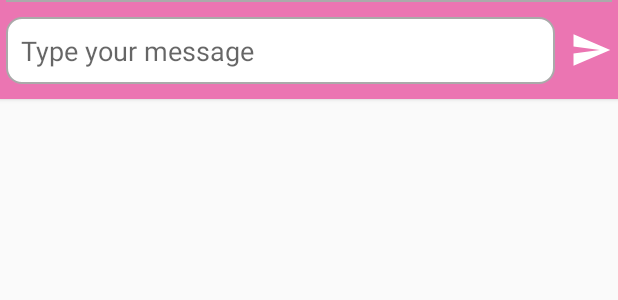
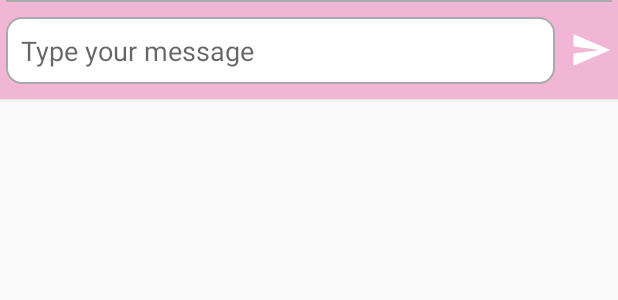
Before and after one commit to njoudAlshuaibi/postit_, an Android app: the layout write_message_layout.xml on its own in the app's theme, with its tools: preview values and no code run, on a phone screen of 412 x 824 dp. Shown: the top 300 px of the screen. Run offline under Robolectric (Android 15) with nearby library versions, the phone set to English and light mode, and no system bars.

Commit message:
simple edit

```diff
--- a/app/src/main/res/layout/write_message_layout.xml
+++ b/app/src/main/res/layout/write_message_layout.xml
@@ -3,12 +3,12 @@
     xmlns:app="http://schemas.android.com/apk/res-auto"
     android:layout_width="match_parent"
     android:layout_height="wrap_content"
-    android:background="@color/colorPrimary"
+    android:background="@color/noteColor1"
     android:elevation="2dp"
     android:orientation="vertical"
+    android:paddingStart="4dp"
+    android:paddingEnd="4dp"
     android:paddingBottom="10dp"
-    android:paddingEnd="4dp"
-    android:paddingStart="4dp"
 
     >
 
@@ -30,6 +30,7 @@
             android:layout_height="wrap_content"
             android:layout_weight="1"
             android:background="@drawable/corner_shape"
+            android:gravity="start"
             android:hint="Type your message"
             android:maxHeight="100dp"
             android:minHeight="42dp"
@@ -38,8 +39,7 @@
             android:scrollbarStyle="insideInset"
             android:scrollbars="vertical"
             android:text=""
-            android:textAlignment="viewStart"
-            android:gravity="start" />
+            android:textAlignment="viewStart" />
 
 
         <ImageView
@@ -47,9 +47,9 @@
             android:layout_width="28dp"
             android:layout_height="28dp"
             android:layout_marginStart="10dp"
+            android:layout_marginLeft="10dp"
             android:layout_marginTop="8dp"
-            android:src="@drawable/ic_baseline_send_24"
-            android:layout_marginLeft="10dp" />
+            android:src="@drawable/ic_baseline_send_24" />
 
     </LinearLayout>
 
```
